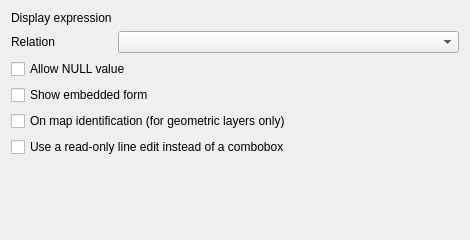
The window that src/ui/editorwidgets/qgsrelationreferenceconfigdlgbase.ui (qgis/QGIS) describes before a commit, drawn with Qt 5.
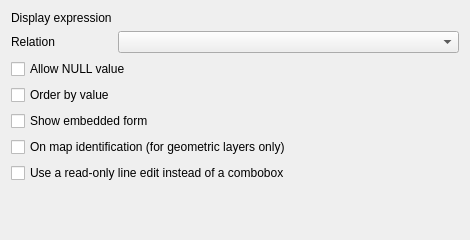
The same window after the commit. Custom widgets are drawn as their Qt base class.

Commit message: Allow "order features by value" for relation reference widget

```diff
--- a/src/ui/editorwidgets/qgsrelationreferenceconfigdlgbase.ui
+++ b/src/ui/editorwidgets/qgsrelationreferenceconfigdlgbase.ui
@@ -44,27 +44,34 @@
      </property>
     </widget>
    </item>
-   <item row="7" column="0" colspan="2">
+   <item row="8" column="0" colspan="2">
     <widget class="QCheckBox" name="mCbxShowForm">
      <property name="text">
       <string>Show embedded form</string>
      </property>
     </widget>
    </item>
-   <item row="8" column="0" colspan="2">
+   <item row="9" column="0" colspan="2">
     <widget class="QCheckBox" name="mCbxMapIdentification">
      <property name="text">
       <string>On map identification (for geometric layers only)</string>
      </property>
     </widget>
    </item>
-   <item row="9" column="0" colspan="2">
+   <item row="10" column="0" colspan="2">
     <widget class="QCheckBox" name="mCbxReadOnly">
      <property name="text">
       <string>Use a read-only line edit instead of a combobox</string>
      </property>
     </widget>
    </item>
+   <item row="7" column="0" colspan="2">
+    <widget class="QCheckBox" name="mCbxOrderByValue">
+     <property name="text">
+      <string>Order by value</string>
+     </property>
+    </widget>
+   </item>
   </layout>
  </widget>
  <customwidgets>
```
The commit also changes 5 other files.
